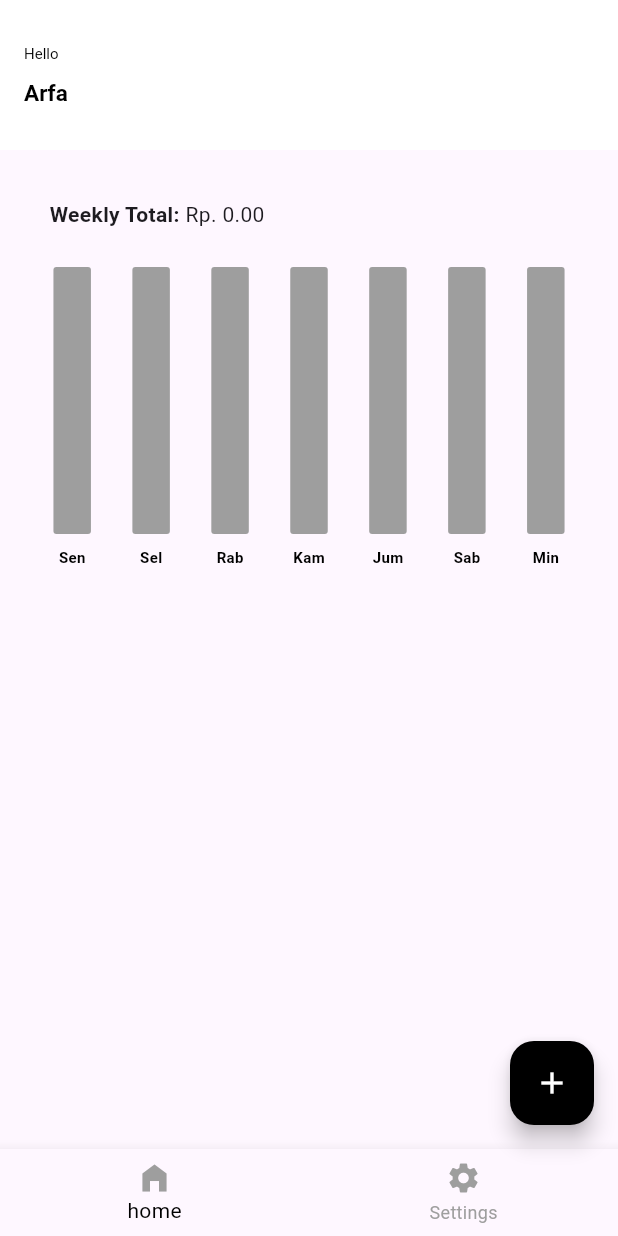
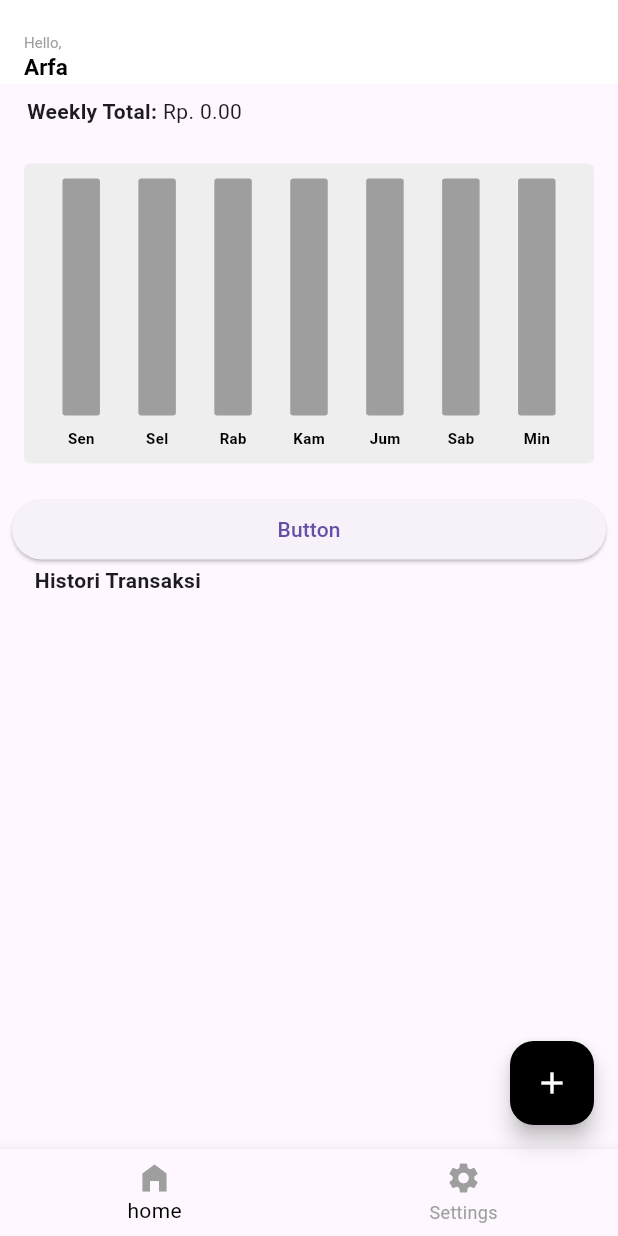
Before and after one commit to soulqge/ta, a Flutter app: the screen it shows after launch, after a tap on "Login", on a phone screen of 412 x 824 dp. Run offline on Flutter 3.47's test engine with Material 3 defaults, Android fonts, the phone set to English and light mode, and no system bars; drawn by our look-alikes of fl_chart; our stand-ins replace flutter_slidable, hive_flutter; accounts and stored records are empty.

```diff
--- a/lib/components/expense_summary.dart
+++ b/lib/components/expense_summary.dart
@@ -77,10 +77,11 @@ class ExpenseSummary extends StatelessWidget {
       builder: (context, value, child) => Column(
         children: [
           Padding(
-            padding: const EdgeInsets.all(25.0),
+            padding: const EdgeInsets.only(left: 10.0, right: 25.0, bottom: 25.0),
             child: Row(
+              mainAxisAlignment: MainAxisAlignment.start,
               children: [
-                Text("Weekly Total: ", style: TextStyle(fontWeight: FontWeight.bold),),
+                Text("Weekly Total: ", style: TextStyle(fontWeight: FontWeight.bold,),),
                 Text("\Rp. "+ calculateWeekTotal(value, senin, selasa, rabu, kamis, jumat, sabtu, minggu))
                 ],
             ),
--- a/lib/graph/bar_graph.dart
+++ b/lib/graph/bar_graph.dart
@@ -23,7 +23,13 @@ class BarGraph extends StatelessWidget {
 
     myBarData.initBarData();
 
-    return BarChart(BarChartData(
+    return Container(
+      height: 600,
+      width: 380,
+      decoration: BoxDecoration(borderRadius: BorderRadius.circular(4), color: Colors.grey[200],),
+      child: Padding(
+        padding: EdgeInsets.only(top: 10, bottom: 10),
+        child: BarChart(BarChartData(
           maxY: maxY,
           minY: 0,
           titlesData: FlTitlesData(
@@ -54,6 +60,8 @@ class BarGraph extends StatelessWidget {
           ])).toList(),
 
         )
+          ),
+      ),
     );
   }
 
@@ -62,7 +70,6 @@ final dayNames = ['Sen', 'Sel', 'Rab', 'Kam', 'Jum', 'Sab', 'Min'];
 
 Widget bottomTiles(double value, TitleMeta meta) {
   late Widget text;
-
   if (value.toInt() >= 0 && value.toInt() <7){
     text = Text(dayNames[value.toInt()], style: TextStyle(color: Colors.black, fontWeight: FontWeight.bold, fontSize: 10),);
   } else{
--- a/lib/main.dart
+++ b/lib/main.dart
@@ -5,6 +5,7 @@ import 'package:ta/data/expense_data.dart';
 import 'package:ta/pages/forget_password.dart';
 import 'package:ta/pages/home.dart';
 import 'package:ta/pages/login.dart';
+import 'package:ta/pages/settings.dart';
 import 'package:ta/pages/signup.dart';
 
 void main() async {
@@ -20,11 +21,13 @@ void main() async {
       ],
       child: MaterialApp(
       initialRoute: '/login',
+      debugShowCheckedModeBanner: false,
       routes: {
         '/login': (context) => LoginPage(),
         '/signup': (context) => SignUp(),
         '/forget': (context) => ForgetPass(),
         '/home': (context) => HomePage(),
+        '/setting':(context) => SettingsPage()
       },
         ),
     ));
--- a/lib/pages/home.dart
+++ b/lib/pages/home.dart
@@ -1,4 +1,5 @@
 import 'package:flutter/material.dart';
+import 'package:flutter/widgets.dart';
 import 'package:provider/provider.dart';
 import 'package:ta/components/expense_summary.dart';
 import 'package:ta/components/expense_tile.dart';
@@ -98,17 +99,16 @@ class _HomePageState extends State<HomePage> {
     return Consumer<ExpenseData>(
       builder: (context, value, child) => Scaffold(
         appBar: AppBar(
-            title: Column(
+            title: Padding(
+              padding: EdgeInsets.only(top: 20),
+              child: Column(
                 crossAxisAlignment: CrossAxisAlignment.start,
                 children: [
                   Text(
-                  'Hello',
-                  style: TextStyle(fontSize: 10),
+                    'Hello,',
+                    style: TextStyle(fontSize: 10, color: Colors.grey),
                     softWrap: true,
                     maxLines: 3,
-                ),
-                SizedBox(
-                  height: 10,
                   ),
                   Text(
                     'Arfa',
@@ -116,9 +116,9 @@ class _HomePageState extends State<HomePage> {
                   ),
                 ],
               ),
+            ),
             backgroundColor: Colors.white,
             foregroundColor: Colors.black,
-            toolbarHeight: 100,
             ),
         floatingActionButton: FloatingActionButton(
           onPressed: addPengeluaran,
@@ -132,6 +132,18 @@ class _HomePageState extends State<HomePage> {
             children: [
             ExpenseSummary(awalMinggu: value.awalMingguHari()),
             SizedBox(height: 20,),
+            ElevatedButton(
+              onPressed: (){
+
+              },
+               child: Text("Button")
+              ),
+            Padding(
+              padding: EdgeInsets.only(left: 15),
+              child: Text("Histori Transaksi",
+              style: TextStyle(fontWeight: FontWeight.bold),
+              )
+              ),
             ListView.builder(
             shrinkWrap: true,
             physics: const NeverScrollableScrollPhysics(),
@@ -144,7 +156,6 @@ class _HomePageState extends State<HomePage> {
               deleteTapped: (p0) =>
                 hapus(value.getAllExpenseList()[index])
               ,
-
             )
           ),
             ],
--- a/lib/pages/login.dart
+++ b/lib/pages/login.dart
@@ -9,6 +9,9 @@ class LoginPage extends StatefulWidget {
 
 class _LoginPageState extends State<LoginPage> {
   bool centang = false;
+
+  final userController = TextEditingController();
+  final userPassword = TextEditingController();
 
   @override
   Widget build(BuildContext context) {
@@ -51,6 +54,7 @@ class _LoginPageState extends State<LoginPage> {
                                 borderSide: BorderSide(color: Colors.grey)),
                             hintText: 'Username',
                             hintStyle: TextStyle(color: Colors.grey)),
+                            controller: userController,
                       ),
                     ),
                     SizedBox(
@@ -67,6 +71,7 @@ class _LoginPageState extends State<LoginPage> {
                             suffixIcon: IconButton(
                                 onPressed: () {},
                                 icon: Icon(Icons.visibility_off))),
+                            controller: userPassword,
                       ),
                     ),
                   ],
--- a/lib/widgets/bottom_nav.dart
+++ b/lib/widgets/bottom_nav.dart
@@ -18,7 +18,7 @@ class _BottomNavState extends State<BottomNav> {
     if (index == 0) {
       Navigator.pushReplacementNamed(context, '/home');
     } else if (index == 1) {
-      //settings
+      Navigator.pushReplacementNamed(context, '/setting');
     }
   }
 
--- a/pubspec.yaml
+++ b/pubspec.yaml
@@ -48,6 +48,8 @@ dependencies:
 dev_dependencies:
   flutter_test:
     sdk: flutter
+  hive_generator: ^1.1.3
+  build_runner: ^2.1.11
 
   # The "flutter_lints" package below contains a set of recommended lints to
   # encourage good coding practices. The lint set provided by the package is
```
Also changed, not shown: lib/pages/settings.dart (added, +43 -0 lines), pubspec.lock. Lines whose indentation alone changed are shown as unchanged.
